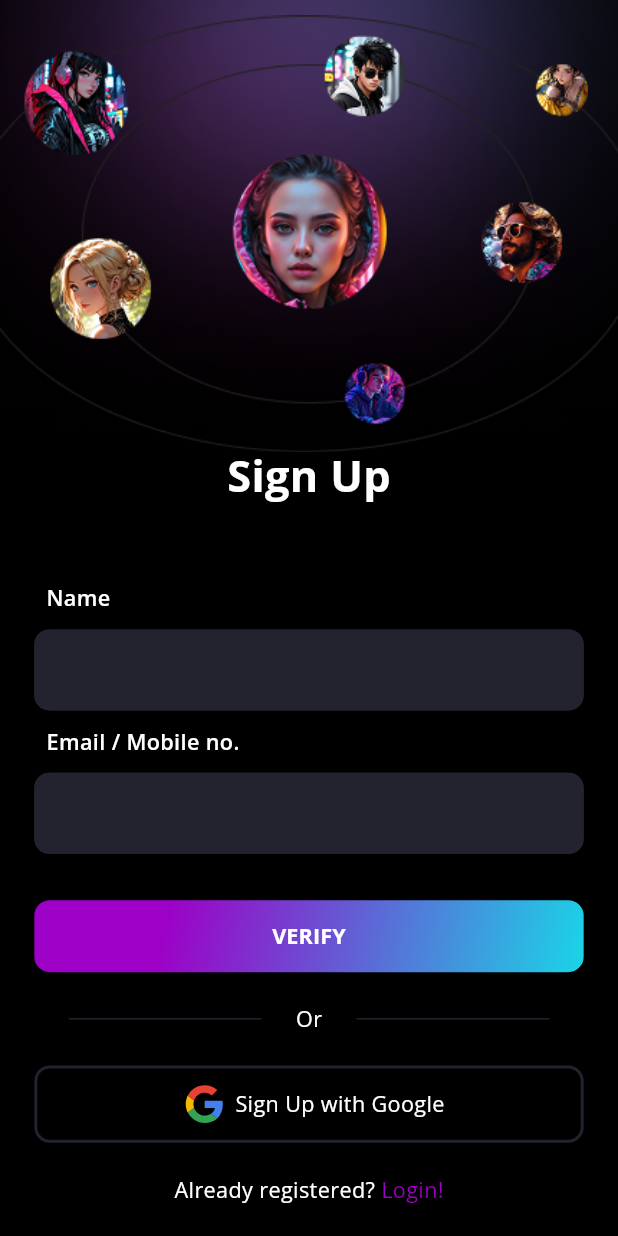
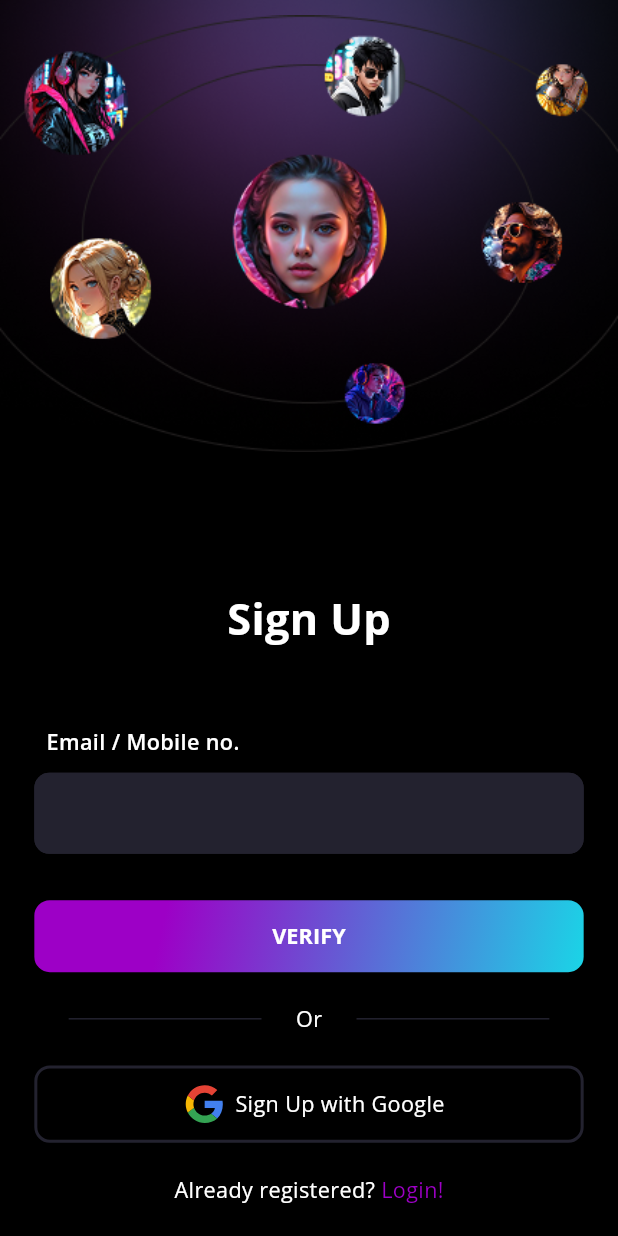
Before and after one commit to harshkapoor99/android, a Flutter app: the screen it shows after launch, on a phone screen of 412 x 824 dp. Run offline on Flutter 3.47's test engine with Material 3 defaults, Android fonts, the phone set to English and light mode, and no system bars; our stand-ins replace flutter_screenutil, flutter_svg, page_transition, pinput.

Commit message:
feat: remove name from signup

```diff
--- a/lib/screens/auth/signup.dart
+++ b/lib/screens/auth/signup.dart
@@ -56,13 +56,13 @@ class _SignUpScreenState extends State<SignUpScreen> {
                     child: Text('Sign Up', style: AppTextStyle(context).title),
                   ),
                   50.ph,
-                  Padding(
-                    padding: const EdgeInsets.only(left: 8.0),
-                    child: Text("Name", style: AppTextStyle(context).labelText),
-                  ),
-                  10.ph,
-                  TextInputWidget(focusNode: _focusNodes[0]),
-                  10.ph,
+                  // Padding(
+                  //   padding: const EdgeInsets.only(left: 8.0),
+                  //   child: Text("Name", style: AppTextStyle(context).labelText),
+                  // ),
+                  // 10.ph,
+                  // TextInputWidget(focusNode: _focusNodes[0]),
+                  // 10.ph,
                   Padding(
                     padding: const EdgeInsets.only(left: 8.0),
                     child: Text(
@@ -71,7 +71,7 @@ class _SignUpScreenState extends State<SignUpScreen> {
                     ),
                   ),
                   10.ph,
-                  TextInputWidget(focusNode: _focusNodes[1]),
+                  TextInputWidget(focusNode: _focusNodes[0]),
                   30.ph,
                   GradientButton(
                     title: "verify",
```
